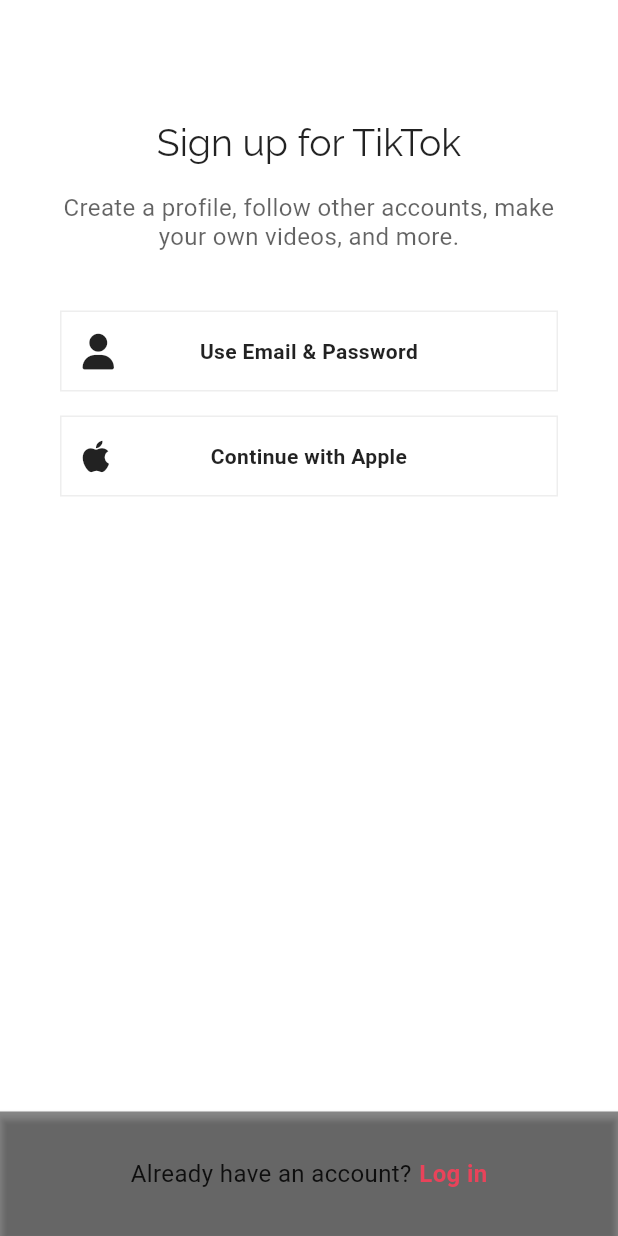
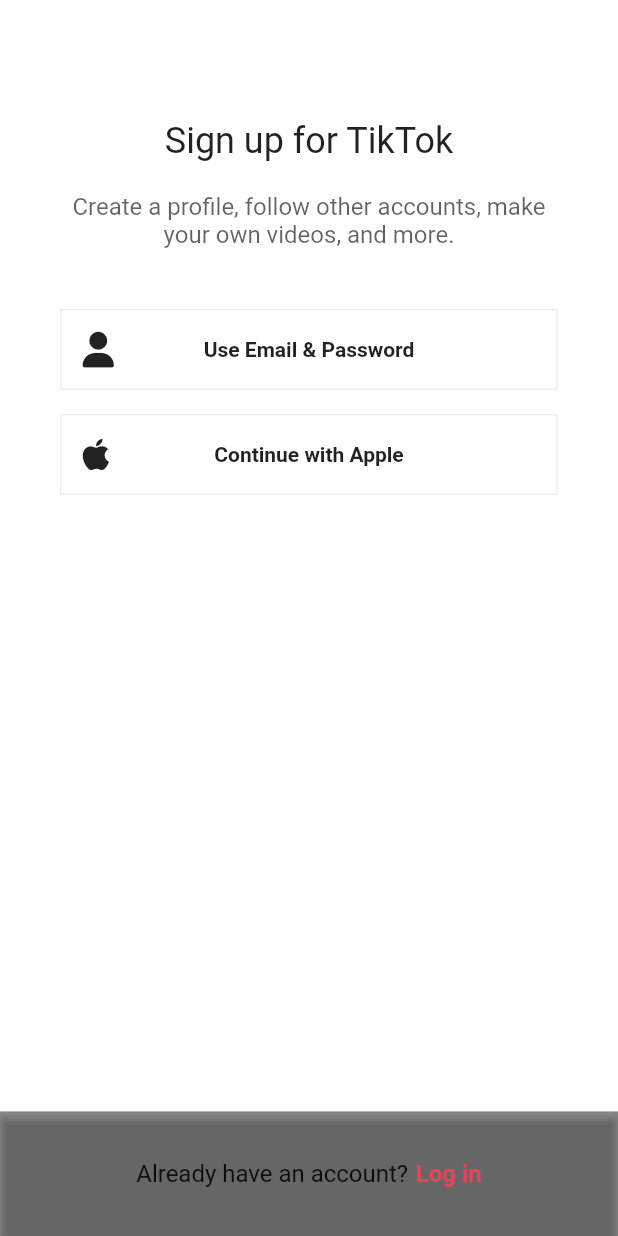
Before and after one commit to imonkfcwifi/tiktok, a Flutter app: the screen it shows after launch, on a phone screen of 412 x 824 dp. Run offline on Flutter 3.47's test engine with Material 2 defaults, Android fonts, the phone set to English and light mode, and no system bars; our stand-ins replace font_awesome_flutter, google_fonts, video_player, visibility_detector; Roboto replaces fonts that are missing (Itim).

Commit message:
Google Fonts

```diff
--- a/lib/main.dart
+++ b/lib/main.dart
@@ -30,37 +30,7 @@ class TikTokApp extends StatelessWidget {
       themeMode: ThemeMode.system,
       theme: ThemeData(
         brightness: Brightness.light,
-        textTheme: TextTheme(
-          displayLarge: GoogleFonts.raleway(
-              fontSize: 99, fontWeight: FontWeight.w300, letterSpacing: -1.5),
-          displayMedium: GoogleFonts.raleway(
-              fontSize: 62, fontWeight: FontWeight.w300, letterSpacing: -0.5),
-          displaySmall:
-              GoogleFonts.raleway(fontSize: 49, fontWeight: FontWeight.w400),
-          headlineMedium: GoogleFonts.raleway(
-              fontSize: 35, fontWeight: FontWeight.w400, letterSpacing: 0.25),
-          headlineSmall:
-              GoogleFonts.raleway(fontSize: 25, fontWeight: FontWeight.w400),
-          titleLarge: GoogleFonts.raleway(
-              fontSize: 21, fontWeight: FontWeight.w500, letterSpacing: 0.15),
-          titleMedium: GoogleFonts.raleway(
-              fontSize: 16, fontWeight: FontWeight.w400, letterSpacing: 0.15),
-          titleSmall: GoogleFonts.raleway(
-              fontSize: 14, fontWeight: FontWeight.w500, letterSpacing: 0.1),
-          bodyLarge: GoogleFonts.roboto(
-              fontSize: 16, fontWeight: FontWeight.w400, letterSpacing: 0.5),
-          bodyMedium: GoogleFonts.roboto(
-              fontSize: 14, fontWeight: FontWeight.w400, letterSpacing: 0.25),
-          labelLarge: GoogleFonts.roboto(
-              fontSize: 14, fontWeight: FontWeight.w500, letterSpacing: 1.25),
-          bodySmall: GoogleFonts.roboto(
-              fontSize: 12, fontWeight: FontWeight.w400, letterSpacing: 0.4),
-          labelSmall: GoogleFonts.roboto(
-              fontSize: 10, fontWeight: FontWeight.w400, letterSpacing: 1.5),
-        ),
-        // 이제 textstyle을 줄때 (app 첫 구상시) 위와 같은 구성으로 맞추는게 편할듯
-        // we dont need to think about sizes
-        // property 넣고싶을때 ex ) !.copyWith(color:Colors.red)
+        textTheme: GoogleFonts.itimTextTheme(),
         splashColor: Colors.transparent,
         primaryColor: const Color(0xFFE9435A),
         textSelectionTheme:
@@ -79,6 +49,9 @@ class TikTokApp extends StatelessWidget {
         ),
       ),
       darkTheme: ThemeData(
+        textTheme: GoogleFonts.itimTextTheme(
+          ThemeData(brightness: Brightness.dark).textTheme,
+        ),
         brightness: Brightness.dark,
         scaffoldBackgroundColor: Colors.black,
         primaryColor: const Color(0xFFE9435A),
```
